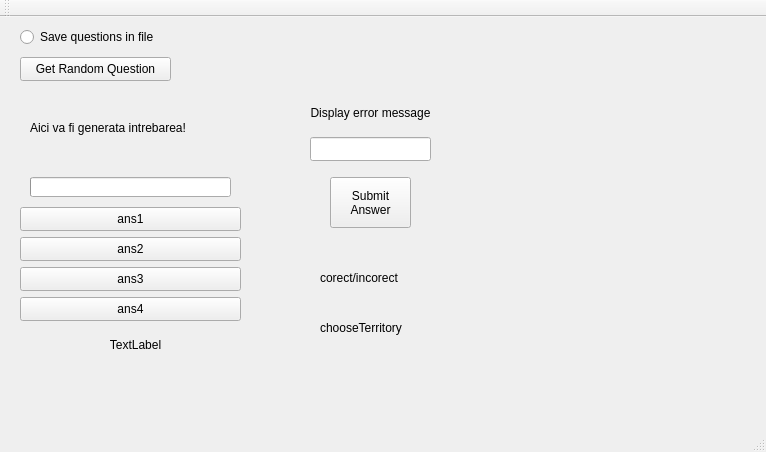
Old version of the form Triviador/Triviador/Triviador.ui in the repository AndreiAndreea/TriviadorMCpp.
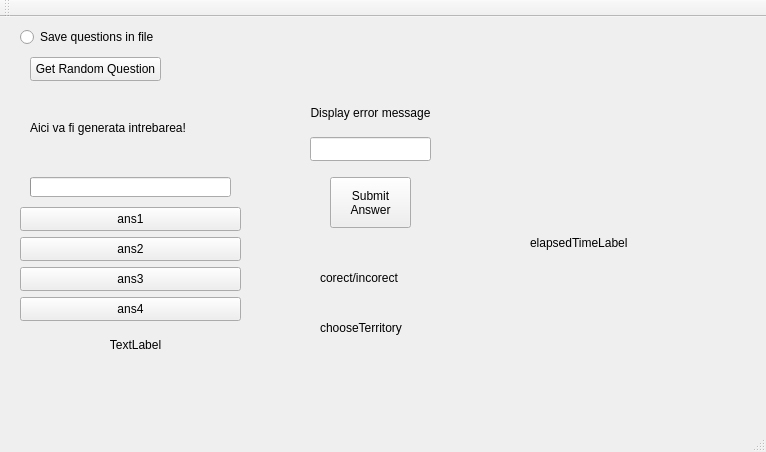
New version of the form.

Commit message: Showing the time it took to choose an answer.

Diff of the .ui file:
```diff
--- a/Triviador/Triviador/Triviador.ui
+++ b/Triviador/Triviador/Triviador.ui
@@ -30,9 +30,9 @@
    <widget class="QPushButton" name="getRandomQuestionButton">
     <property name="geometry">
      <rect>
-      <x>20</x>
+      <x>30</x>
       <y>40</y>
-      <width>151</width>
+      <width>131</width>
       <height>24</height>
      </rect>
     </property>
@@ -241,6 +241,19 @@
      <bool>false</bool>
     </property>
    </widget>
+   <widget class="QLabel" name="elapsedTimeLabel">
+    <property name="geometry">
+     <rect>
+      <x>530</x>
+      <y>210</y>
+      <width>131</width>
+      <height>31</height>
+     </rect>
+    </property>
+    <property name="text">
+     <string>elapsedTimeLabel</string>
+    </property>
+   </widget>
   </widget>
   <widget class="QMenuBar" name="menuBar">
    <property name="geometry">
```
The commit also changes 2 other files.
